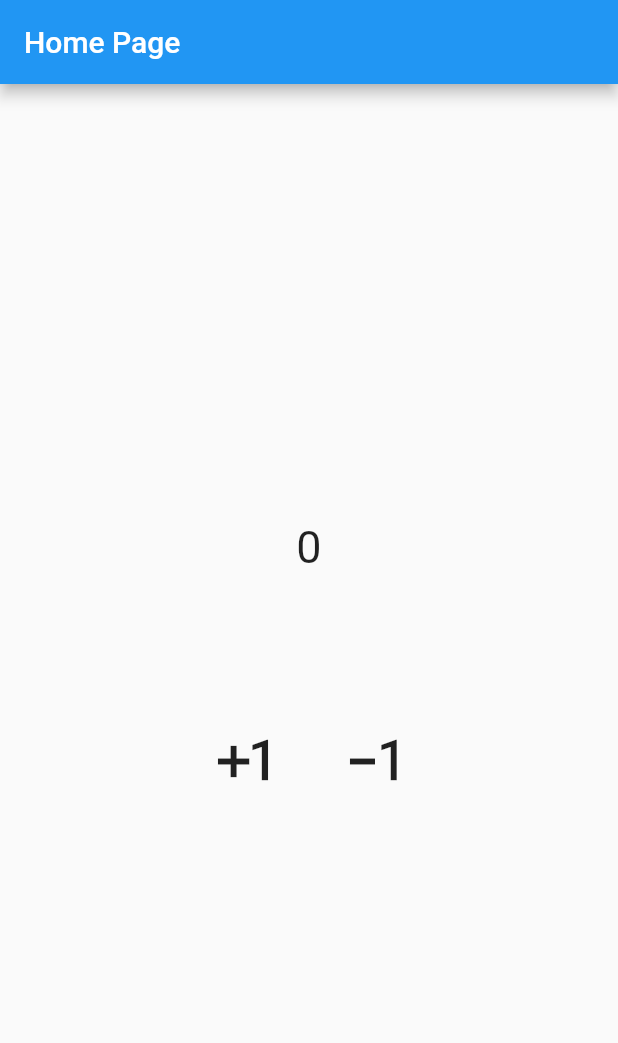
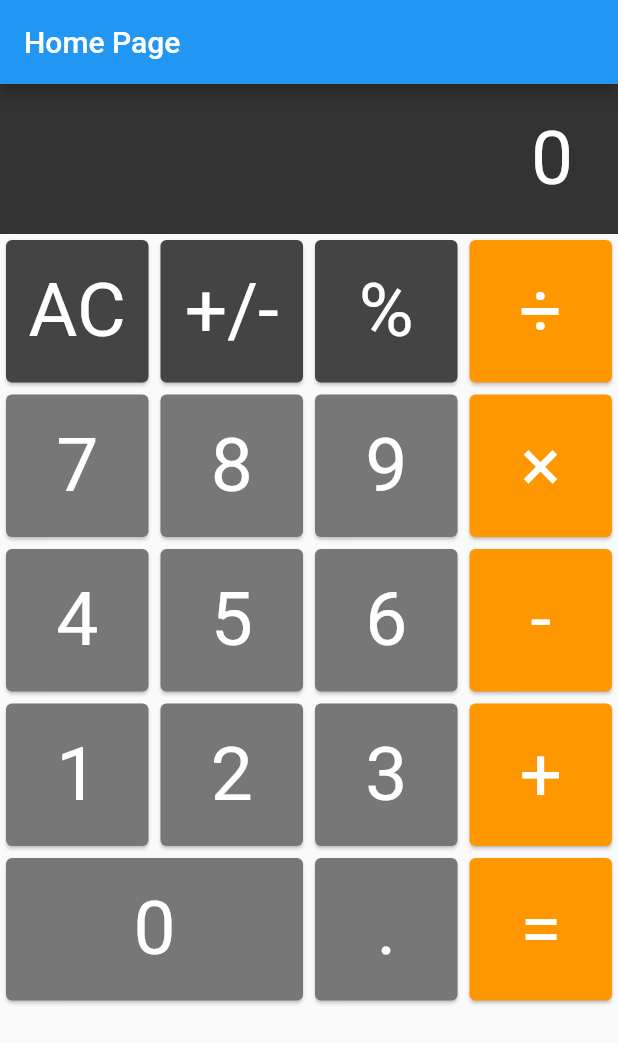
Before and after one commit to sakurasou3/flutter, a Flutter app: the screen it shows after launch, on a phone screen of 412 x 824 dp. Shown: the top 1043 px of the screen. Run offline on Flutter 3.47's test engine with Material 2 defaults, Android fonts, the phone set to English and light mode, and no system bars.

Commit message:
fix number tile area layout

```diff
--- a/testApp/lib/main.dart
+++ b/testApp/lib/main.dart
@@ -9,7 +9,7 @@ class MyApp extends StatelessWidget {
   @override
   Widget build(BuildContext context) {
     return MaterialApp(
-      title: 'Flutter Demo',
+      title: '計算機デモ',
       theme: ThemeData(
         primarySwatch: Colors.blue,
         visualDensity: VisualDensity.adaptivePlatformDensity,
--- a/testApp/lib/ui/home_page.dart
+++ b/testApp/lib/ui/home_page.dart
@@ -1,5 +1,6 @@
 import 'package:flutter/material.dart';
 import 'package:provider/provider.dart';
+import 'package:testApp/ui/number_tile_area.dart';
 
 import 'home_view_model.dart';
 
@@ -7,41 +8,42 @@ class HomePage extends StatelessWidget {
   @override
   Widget build(BuildContext context) {
     return MultiProvider(
-      providers: [
-        ChangeNotifierProvider(create: (_) => HomeViewModel())
-      ],
+      providers: [ChangeNotifierProvider(create: (_) => HomeViewModel())],
       child: Scaffold(
         appBar: AppBar(
           title: Text('Home Page'),
         ),
-        body: Builder(
-          builder: (context) {
+        body: Builder(builder: (context) {
           return Container(
-              child: Center(
             child: Column(
-                  mainAxisAlignment: MainAxisAlignment.center,
               children: [
-                    Text(
-                      Provider.of<HomeViewModel>(context).counter.toString(),
-                      style: TextStyle(fontSize: 30),
-                    ),
-                    Padding(padding: EdgeInsets.all(50)),
-                    Row(
-                      mainAxisAlignment: MainAxisAlignment.center,
-                      children: [
-                        FlatButton(
-                          onPressed: () => Provider.of<HomeViewModel>(context, listen: false).incrementCounter(),
-                          child: Icon(Icons.exposure_plus_1, size: 50,)),
-                        FlatButton(
-                          onPressed: () => Provider.of<HomeViewModel>(context, listen: false).decrementCounter(),
-                          child: Icon(Icons.exposure_minus_1, size: 50,)),
+                ResultArea(),
+                NumberTileArea(),
               ],
             ),
-                  ],
-                ),
+          );
+        }),
       ),
     );
   }
+}
+
+class ResultArea extends StatelessWidget {
+  @override
+  Widget build(BuildContext context) {
+    return Container(
+      width: double.infinity,
+      height: 100,
+      color: const Color(0xff333333),
+      child: Align(
+        alignment: Alignment.centerRight,
+        child: Padding(
+          padding: const EdgeInsets.symmetric(horizontal: 30),
+          child: Text(
+            Provider.of<HomeViewModel>(context).counter.toString(),
+            textAlign: TextAlign.right,
+            style: TextStyle(fontSize: 50, color: Color(0xffffffff)),
+          ),
         ),
       ),
     );
--- /dev/null
+++ b/testApp/lib/ui/number_tile_area.dart
@@ -0,0 +1,87 @@
+import 'package:flutter/cupertino.dart';
+import 'package:flutter/material.dart';
+import 'package:flutter_staggered_grid_view/flutter_staggered_grid_view.dart';
+import 'package:provider/provider.dart';
+
+import 'home_view_model.dart';
+
+//List of Cards with size
+List<StaggeredTile> _cardTile = <StaggeredTile>[
+  StaggeredTile.count(1, 1),
+  StaggeredTile.count(1, 1),
+  StaggeredTile.count(1, 1),
+  StaggeredTile.count(1, 1),
+  StaggeredTile.count(1, 1),
+  StaggeredTile.count(1, 1),
+  StaggeredTile.count(1, 1),
+  StaggeredTile.count(1, 1),
+  StaggeredTile.count(1, 1),
+  StaggeredTile.count(1, 1),
+  StaggeredTile.count(1, 1),
+  StaggeredTile.count(1, 1),
+  StaggeredTile.count(1, 1),
+  StaggeredTile.count(1, 1),
+  StaggeredTile.count(1, 1),
+  StaggeredTile.count(1, 1),
+  StaggeredTile.count(2, 1),
+  StaggeredTile.count(1, 1),
+  StaggeredTile.count(1, 1),
+];
+
+//List of Cards with color and icon
+List<Widget> _listTile = <Widget>[
+  _SampleTile(Color(0xff444444), "AC"),
+  _SampleTile(Color(0xff444444), "+/-"),
+  _SampleTile(Color(0xff444444), "%"),
+  _SampleTile(Colors.orange, "÷"),
+  _SampleTile(Color(0xff777777), "7"),
+  _SampleTile(Color(0xff777777), "8"),
+  _SampleTile(Color(0xff777777), "9"),
+  _SampleTile(Colors.orange, "×"),
+  _SampleTile(Color(0xff777777), "4"),
+  _SampleTile(Color(0xff777777), "5"),
+  _SampleTile(Color(0xff777777), "6"),
+  _SampleTile(Colors.orange, "-"),
+  _SampleTile(Color(0xff777777), "1"),
+  _SampleTile(Color(0xff777777), "2"),
+  _SampleTile(Color(0xff777777), "3"),
+  _SampleTile(Colors.orange, "+"),
+  _SampleTile(Color(0xff777777), "0"),
+  _SampleTile(Color(0xff777777), "."),
+  _SampleTile(Colors.orange, "="),
+];
+
+class NumberTileArea extends StatelessWidget {
+  @override
+  Widget build(BuildContext context) {
+    return StaggeredGridView.count(
+      shrinkWrap: true,
+      crossAxisCount: 4,
+      // mainAxisSpacing: 4,
+      staggeredTiles: _cardTile,
+      children: _listTile,
+    );
+  }
+}
+
+class _SampleTile extends StatelessWidget {
+  const _SampleTile(this.backgroundColor, this.text);
+
+  final Color backgroundColor;
+  final String text;
+
+  @override
+  Widget build(BuildContext context) {
+    return new Card(
+      color: backgroundColor,
+      child: new InkWell(
+        onTap: () {},
+        child: new Center(
+          child: Text(
+            text,
+            style: TextStyle(color: Colors.white, fontSize: 50),),
+        ),
+      ),
+    );
+  }
+}
--- a/testApp/pubspec.yaml
+++ b/testApp/pubspec.yaml
@@ -24,12 +24,11 @@ dependencies:
   flutter:
     sdk: flutter
 
-
   # The following adds the Cupertino Icons font to your application.
   # Use with the CupertinoIcons class for iOS style icons.
   cupertino_icons: ^1.0.0
-  webview_flutter: ^1.0.7
   provider: ^4.3.3
+  flutter_staggered_grid_view: ^0.3.4
 
 dev_dependencies:
   flutter_test:
```
Also changed, not shown: 1 other file. Lines whose indentation alone changed are shown as unchanged.
